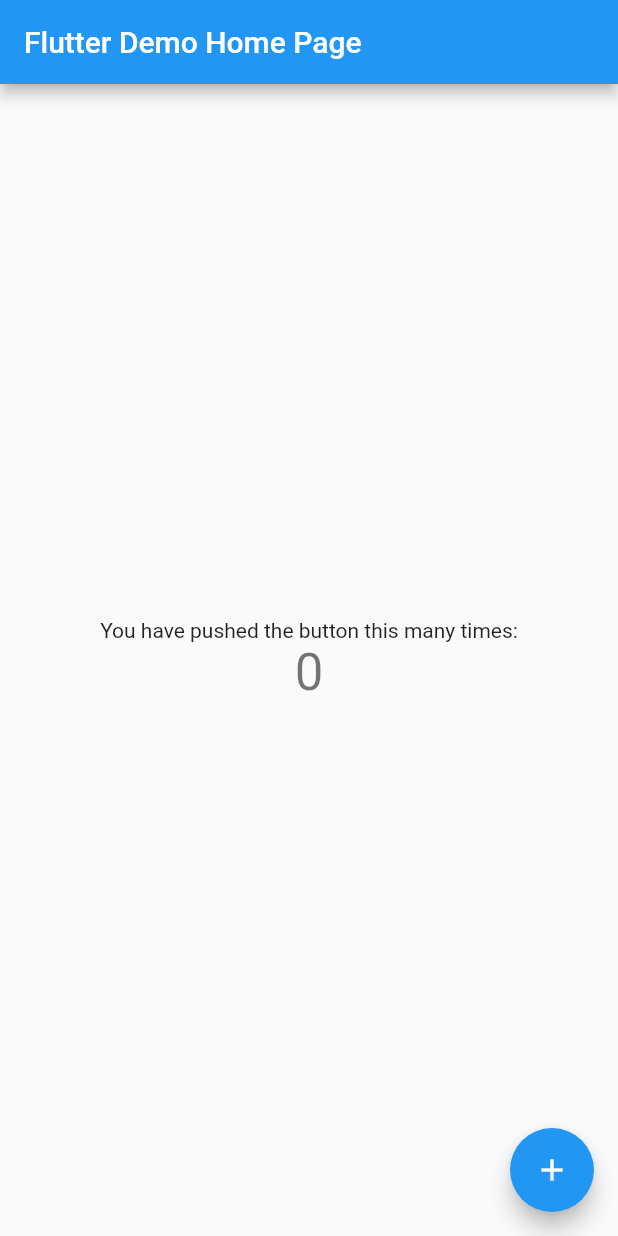
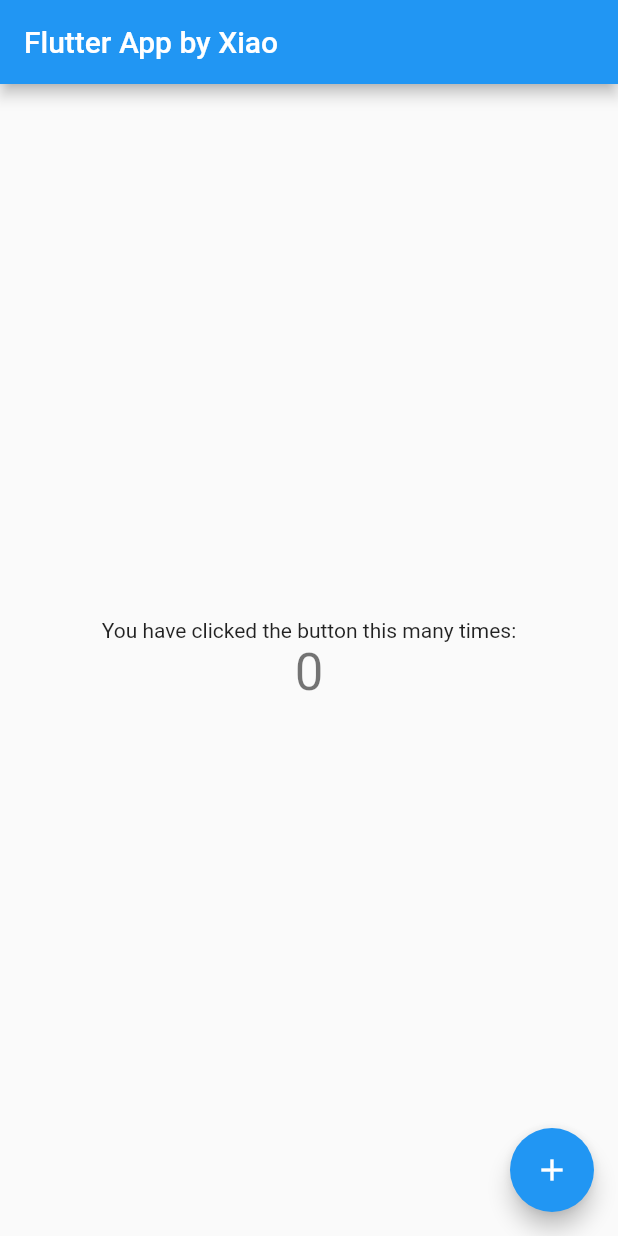
Before and after one commit to jeffhongxiao/flutter-name-generator, a Flutter app: the screen it shows after launch, on a phone screen of 412 x 824 dp. Run offline on Flutter 3.47's test engine with Material 2 defaults, Android fonts, the phone set to English and light mode, and no system bars.

```diff
--- a/lib/main.dart
+++ b/lib/main.dart
@@ -19,7 +19,7 @@ class MyApp extends StatelessWidget {
         // counter didn't reset back to zero; the application is not restarted.
         primarySwatch: Colors.blue,
       ),
-      home: new MyHomePage(title: 'Flutter Demo Home Page'),
+      home: new MyHomePage(title: 'Flutter App by Xiao'),
     );
   }
 }
@@ -90,7 +90,7 @@ class _MyHomePageState extends State<MyHomePage> {
           mainAxisAlignment: MainAxisAlignment.center,
           children: <Widget>[
             new Text(
-              'You have pushed the button this many times:',
+              'You have clicked the button this many times:',
             ),
             new Text(
               '$_counter',
```
